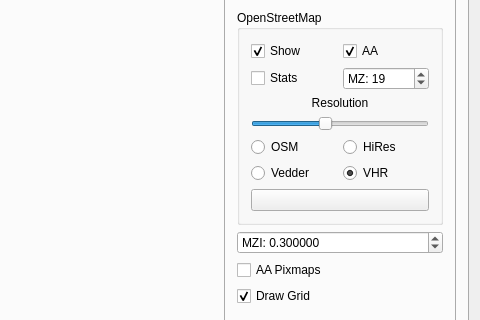
Before: the Qt Designer form Linux/RC_Car_Tool/mainwindow.ui in vedderb/rise_sdvp, drawn with Qt 5; both pictures show x 564 to 1044 and y 180 to 500 of the 1044 by 733 pixel window.
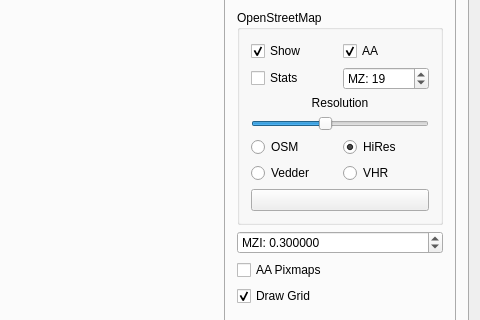
After: the same form once the commit is applied. The open tabs and pages were chosen to show the change. Icons and pictures are not drawn. Custom widgets are drawn as their Qt base class.

```diff
--- a/Linux/RC_Car_Tool/mainwindow.ui
+++ b/Linux/RC_Car_Tool/mainwindow.ui
@@ -1442,7 +1442,7 @@
                     <string>HiRes</string>
                    </property>
                    <property name="checked">
-                    <bool>false</bool>
+                    <bool>true</bool>
                    </property>
                   </widget>
                  </item>
@@ -1472,7 +1472,7 @@
                     <string>VHR</string>
                    </property>
                    <property name="checked">
-                    <bool>true</bool>
+                    <bool>false</bool>
                    </property>
                   </widget>
                  </item>
```
